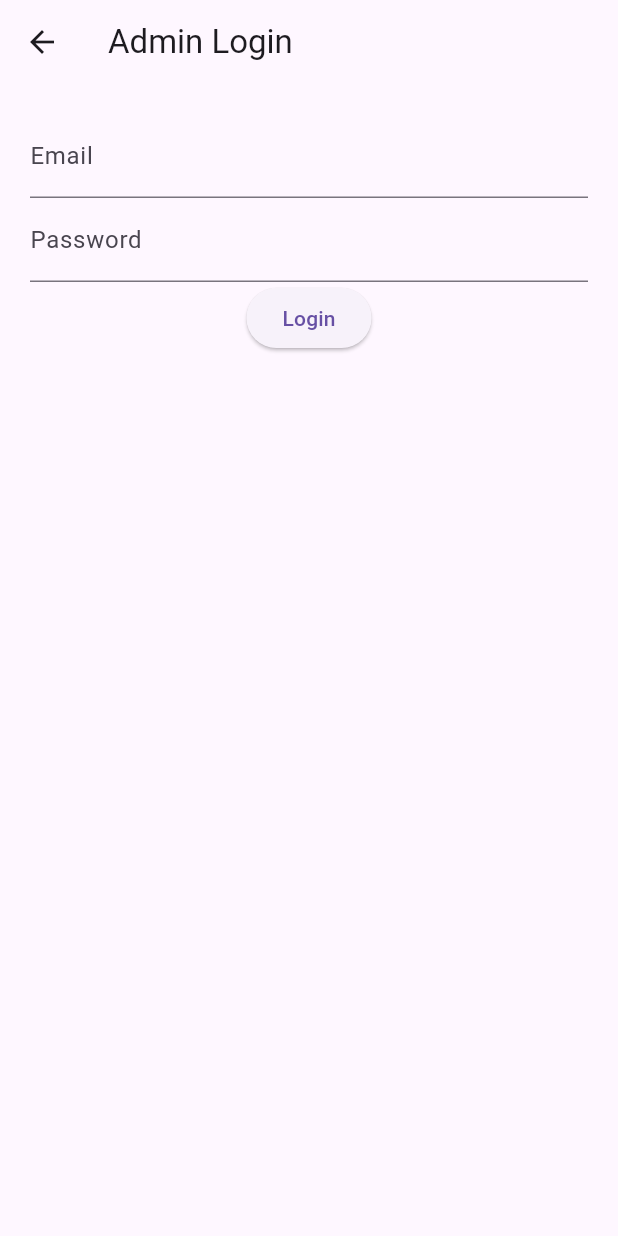
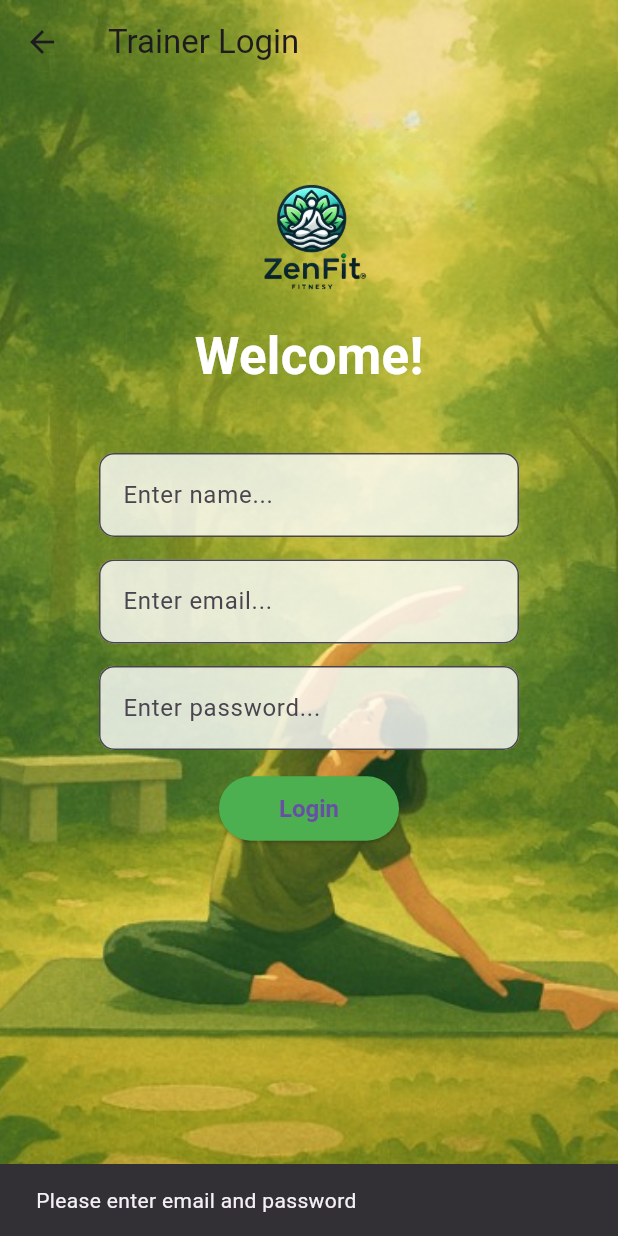
Before and after one commit to Samir-pemi-magar/TeamD_FitnessApp, a Flutter app: the TrainerLogin screen opened directly, after a tap on "Login", on a phone screen of 412 x 824 dp. Run offline on Flutter 3.47's test engine with Material 3 defaults, Android fonts, the phone set to English and light mode, and no system bars; our stand-ins replace cloud_firestore, firebase_auth, firebase_core, font_awesome_flutter; accounts and stored records are empty.

Commit message:
updated welcome screen and added trainer login

```diff
--- a/lib/screens/common/welcome_screen.dart
+++ b/lib/screens/common/welcome_screen.dart
@@ -54,7 +54,7 @@ class WelcomeScreen extends StatelessWidget {
                   children: [
                     _buildSmallButton(context, 'Admin', const AdminLogin()),
                     const SizedBox(width: 20),
-                    _buildSmallButton(context, 'Trainer', const TrainerLogin()),
+                    _buildSmallButton(context, 'Trainer', TrainerLogin()),
                   ],
                 ),
               ),
--- a/lib/screens/trainer/trainer_login.dart
+++ b/lib/screens/trainer/trainer_login.dart
@@ -1,21 +1,178 @@
+import 'package:cloud_firestore/cloud_firestore.dart';
+import 'package:firebase_auth/firebase_auth.dart';
 import 'package:flutter/material.dart';
+import 'package:flutter/services.dart';
 
-class TrainerLogin extends StatelessWidget {
-  const TrainerLogin({Key? key}) : super(key: key);
+class TrainerLogin extends StatefulWidget {
+  TrainerLogin({super.key});
+
+  @override
+  State<TrainerLogin> createState() => _TrainerLoginState();
+}
+
+class _TrainerLoginState extends State<TrainerLogin> {
+  List<Map<String, dynamic>> loginData = [];
+
+  final TextEditingController emailController = TextEditingController();
+  final TextEditingController passwordController = TextEditingController();
+
+  Future<void> getPackages() async {
+    try {
+      QuerySnapshot snapshot =
+          await FirebaseFirestore.instance.collection('users').get();
+      setState(() {
+        loginData =
+            snapshot.docs
+                .map((doc) => doc.data() as Map<String, dynamic>)
+                .toList();
+      });
+    } catch (e) {
+      print("Error fetching information: $e");
+    }
+  }
+
+Future<void> _loginTrainer() async {
+  String email = emailController.text.trim();
+  String password = passwordController.text.trim();
+
+  if (email.isEmpty || password.isEmpty) {
+    ScaffoldMessenger.of(context).showSnackBar(
+      SnackBar(content: Text("Please enter email and password")),
+    );
+    return;
+  }
+
+  try {
+    // Fetch users from Firestore
+    QuerySnapshot snapshot = await FirebaseFirestore.instance.collection('users').get();
+
+    // Loop through users to find a match
+    bool isValidTrainer = false;
+    for (var doc in snapshot.docs) {
+      var userData = doc.data() as Map<String, dynamic>;
+      if (userData['email'] == email && userData['password'] == password && userData['role'] == 'trainer') {
+        isValidTrainer = true;
+        break; // Exit loop if match found
+      }
+    }
+
+    if (isValidTrainer) {
+      ScaffoldMessenger.of(context).showSnackBar(SnackBar(content: Text("Trainer login successful!")));
+    } else {
+      ScaffoldMessenger.of(context).showSnackBar(SnackBar(content: Text("Invalid credentials or not a trainer.")));
+    }
+  } catch (e) {
+    ScaffoldMessenger.of(context).showSnackBar(SnackBar(content: Text("Login failed: $e")));
+  }
+}
 
   @override
   Widget build(BuildContext context) {
     return Scaffold(
-      appBar: AppBar(title: const Text('Admin Login')),
-      body: Padding(
-        padding: const EdgeInsets.all(20.0),
-        child: Column(
-          children: [
-            TextField(decoration: InputDecoration(labelText: 'Email')),
-            TextField(decoration: InputDecoration(labelText: 'Password'), obscureText: true),
-            ElevatedButton(onPressed: () {}, child: const Text('Login')),
-          ],
-        ),
+      extendBodyBehindAppBar: true,
+      appBar: AppBar(
+        title: const Text('Trainer Login'),
+        backgroundColor: Colors.transparent,
+        elevation: 0,
+      ),
+      body: Stack(
+        children: [
+          Container(
+            decoration: BoxDecoration(
+              image: DecorationImage(
+                image: AssetImage('assets/images/background.png'),
+                fit: BoxFit.cover,
+              ),
+            ),
+          ),
+          Center(
+            child: Column(
+              mainAxisAlignment: MainAxisAlignment.start,
+              crossAxisAlignment: CrossAxisAlignment.center,
+              children: [
+                const SizedBox(height: 110),
+                Container(
+                  alignment: Alignment.center,
+                  child: const CircleAvatar(
+                    radius: 50,
+                    backgroundImage: AssetImage('assets/images/logo.png'),
+                    backgroundColor: Colors.transparent,
+                  ),
+                ),
+                const SizedBox(height: 3),
+                const Text(
+                  "Welcome!",
+                  style: TextStyle(
+                    fontSize: 34,
+                    fontWeight: FontWeight.bold,
+                    color: Colors.white,
+                  ),
+                ),
+                const SizedBox(height: 40),
+                Container(
+                  width: 280,
+                  child: TextField(
+                    decoration: InputDecoration(
+                      filled: true,
+                      fillColor: Colors.white.withOpacity(0.8),
+                      border: OutlineInputBorder(
+                        borderRadius: BorderRadius.circular(10),
+                      ),
+                      labelText: 'Enter name...',
+                      hintText: 'Name',
+                    ),
+                  ),
+                ),
+                const SizedBox(height: 15),
+                Container(
+                  width: 280,
+                  child: TextField(
+                    controller: emailController,
+                    decoration: InputDecoration(
+                      filled: true,
+                      fillColor: Colors.white.withOpacity(0.8),
+                      border: OutlineInputBorder(
+                        borderRadius: BorderRadius.circular(10),
+                      ),
+                      labelText: 'Enter email...',
+                      hintText: 'Email address',
+                    ),
+                  ),
+                ),
+                const SizedBox(height: 15),
+                Container(
+                  width: 280,
+                  child: TextField(
+                    controller: passwordController,
+                    obscureText: true,
+                    decoration: InputDecoration(
+                      filled: true,
+                      fillColor: Colors.white.withOpacity(0.8),
+                      border: OutlineInputBorder(
+                        borderRadius: BorderRadius.circular(10),
+                      ),
+                      labelText: 'Enter password...',
+                      hintText: 'Password',
+                    ),
+                  ),
+                ),
+                const SizedBox(height: 15),
+                ElevatedButton(
+                  onPressed: _loginTrainer,
+                  child: Text("Login"),
+                  style: ElevatedButton.styleFrom(
+                    backgroundColor: Colors.green,
+                    padding: EdgeInsets.symmetric(horizontal: 40, vertical: 12),
+                    textStyle: TextStyle(
+                      fontSize: 16,
+                      fontWeight: FontWeight.bold,
+                    ),
+                  ),
+                ),
+              ],
+            ),
+          ),
+        ],
       ),
     );
   }
--- a/lib/screens/user/user_login.dart
+++ b/lib/screens/user/user_login.dart
@@ -32,6 +32,7 @@ class _UserLoginState extends State<UserLogin> {
         Navigator.pushReplacement(
           context,
           MaterialPageRoute(builder: (context) => UserDashboard()),
+
         );
       } else {
         ScaffoldMessenger.of(context).showSnackBar(
```
